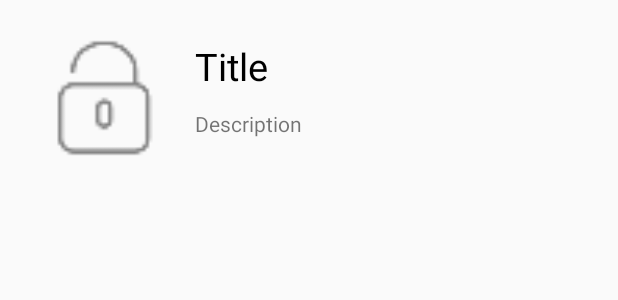
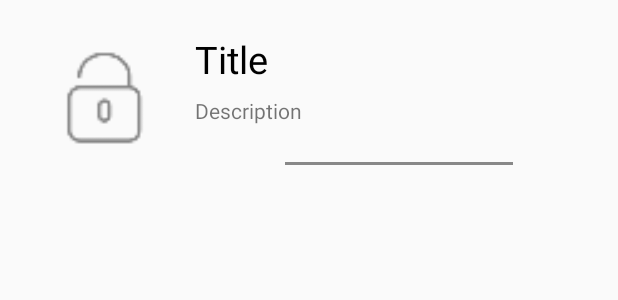
Before and after one commit to R0ma1nG/PLD-SMART, an Android app: the layout view_choose_association_item.xml on its own in the app's theme, with its tools: preview values and no code run, on a phone screen of 412 x 824 dp. Shown: the top 300 px of the screen. Run offline under Robolectric (Android 15) with nearby library versions, the phone set to English and light mode, and no system bars.

Commit message:
Titre toolbar, items des recycler view

```diff
--- a/android/app/src/main/java/com/h4413/recyclyon/Utilities/NavbarInitializer.java
+++ b/android/app/src/main/java/com/h4413/recyclyon/Utilities/NavbarInitializer.java
@@ -23,7 +23,9 @@ import org.json.JSONObject;
 public class NavbarInitializer {
     public static void initNavigationMenu(final AppCompatActivity activity, @IdRes int checkedItem, @StringRes int title) {
         Toolbar toolbar = (Toolbar) activity.findViewById(R.id.toolbar);
-        toolbar.setTitle(title);
+        TextView titleTextView = (TextView) toolbar.findViewById(R.id.toolbar_title);
+        titleTextView.setText(title);
+        toolbar.setTitle("");
         activity.setSupportActionBar(toolbar);
 
         DrawerLayout drawer = (DrawerLayout) activity.findViewById(R.id.template_layout);
--- a/android/app/src/main/res/layout/view_choose_association_item.xml
+++ b/android/app/src/main/res/layout/view_choose_association_item.xml
@@ -8,15 +8,15 @@
     android:minHeight="75dp"
     android:paddingStart="10dp"
     android:paddingEnd="10dp"
-    android:paddingTop="15dp"
-    android:paddingBottom="15dp">
+    android:paddingTop="15dp">
 
     <ImageView
         android:layout_height="100dp"
         android:layout_width="100dp"
         android:id="@+id/choose_association_view_logo"
         android:src="@drawable/connection_pwd"
-        android:layout_marginStart="10dp"/>
+        android:layout_marginStart="10dp"
+        android:padding="10dp"/>
 
     <LinearLayout
         android:layout_width="match_parent"
@@ -39,6 +39,9 @@
             android:id="@+id/choose_association_view_description"
             android:text="Description"
             android:layout_weight="1" />
+
+        <View
+            style="@style/HorizontalListSeparator" />
     </LinearLayout>
 
 
--- a/android/app/src/main/res/values/styles.xml
+++ b/android/app/src/main/res/values/styles.xml
@@ -49,6 +49,17 @@
         <item name="android:layout_marginBottom">5dp</item>
     </style>
 
+    <style name="HorizontalListSeparator">
+        <item name="android:layout_marginStart">60dp</item>
+        <item name="android:layout_marginEnd">60dp</item>
+        <item name="android:background">#888888</item>
+        <item name="android:layout_width">match_parent</item>
+        <item name="android:layout_height">2dp</item>
+        <item name="android:layout_marginTop">10dp</item>
+        <item name="android:layout_marginBottom">5dp</item>
+    </style>
+
+
     <style name="AppTheme.AppBarOverlay" parent="ThemeOverlay.AppCompat.Dark.ActionBar" />
     <style name="AppTheme.PopupOverlay" parent="ThemeOverlay.AppCompat.Light" />
 
```
Also changed, not shown: android/app/src/main/res/layout/app_bar_drawer.xml (+8 -1 lines), android/app/src/main/res/layout/view_historic_item.xml (+6 -1 lines).
